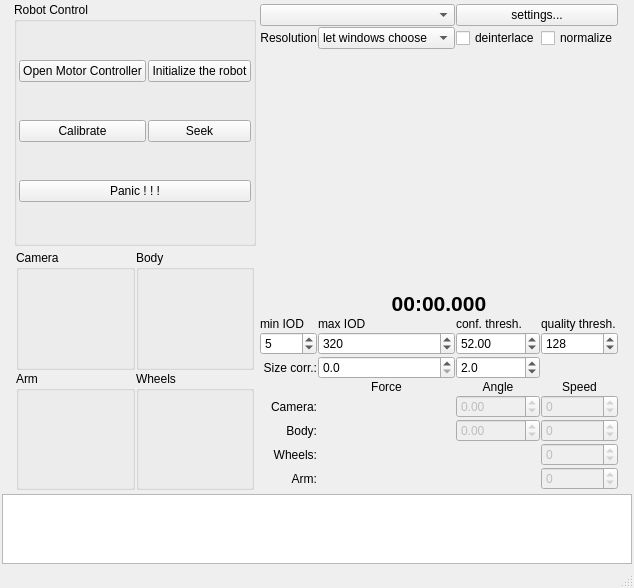
Old version of the form RoboShell.ui in the repository artm/biofame-robot.
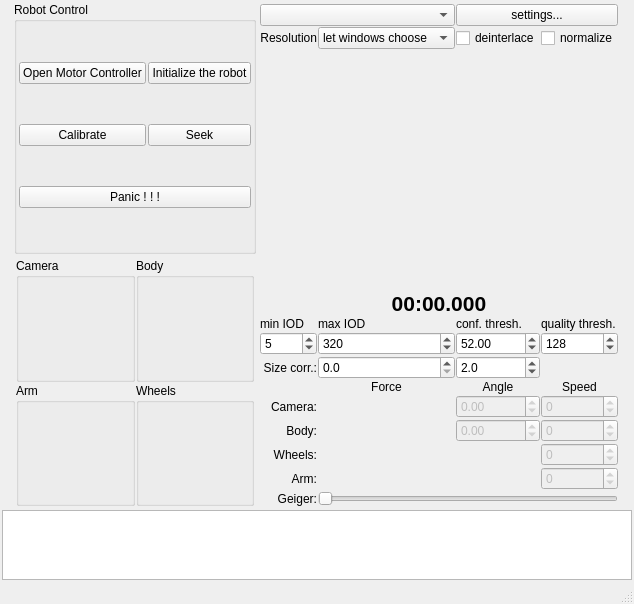
New version of the form. Custom widgets are drawn as their Qt base class.

Commit message: FMOD sound system and Geiger counter

Patch:
```diff
--- a/RoboShell.ui
+++ b/RoboShell.ui
@@ -7,7 +7,7 @@
     <x>0</x>
     <y>0</y>
     <width>634</width>
-    <height>583</height>
+    <height>588</height>
    </rect>
   </property>
   <property name="windowTitle">
@@ -241,7 +241,7 @@
          </property>
         </widget>
        </item>
-       <item row="14" column="1">
+       <item row="15" column="1">
         <spacer name="verticalSpacer">
          <property name="orientation">
           <enum>Qt::Vertical</enum>
@@ -617,6 +617,26 @@
          </property>
         </widget>
        </item>
+       <item row="14" column="1" colspan="3">
+        <widget class="QSlider" name="geiger">
+         <property name="maximum">
+          <number>100</number>
+         </property>
+         <property name="orientation">
+          <enum>Qt::Horizontal</enum>
+         </property>
+        </widget>
+       </item>
+       <item row="14" column="0">
+        <widget class="QLabel" name="label_8">
+         <property name="text">
+          <string>Geiger:</string>
+         </property>
+         <property name="alignment">
+          <set>Qt::AlignRight|Qt::AlignTrailing|Qt::AlignVCenter</set>
+         </property>
+        </widget>
+       </item>
       </layout>
      </widget>
     </item>
```
The commit also changes 7 other files.
